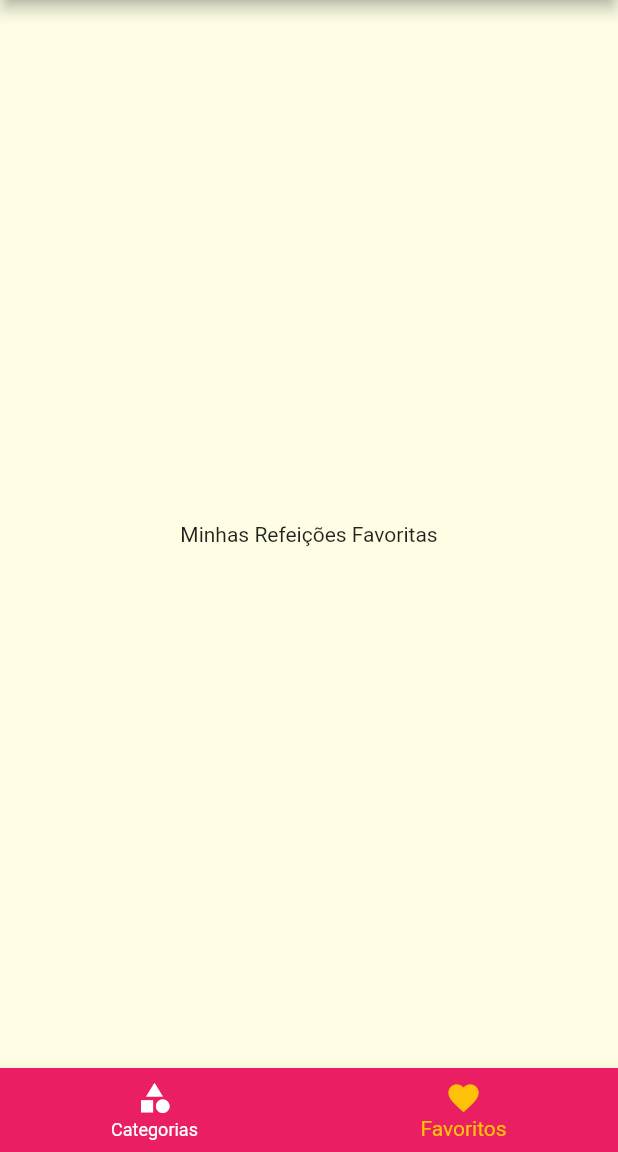
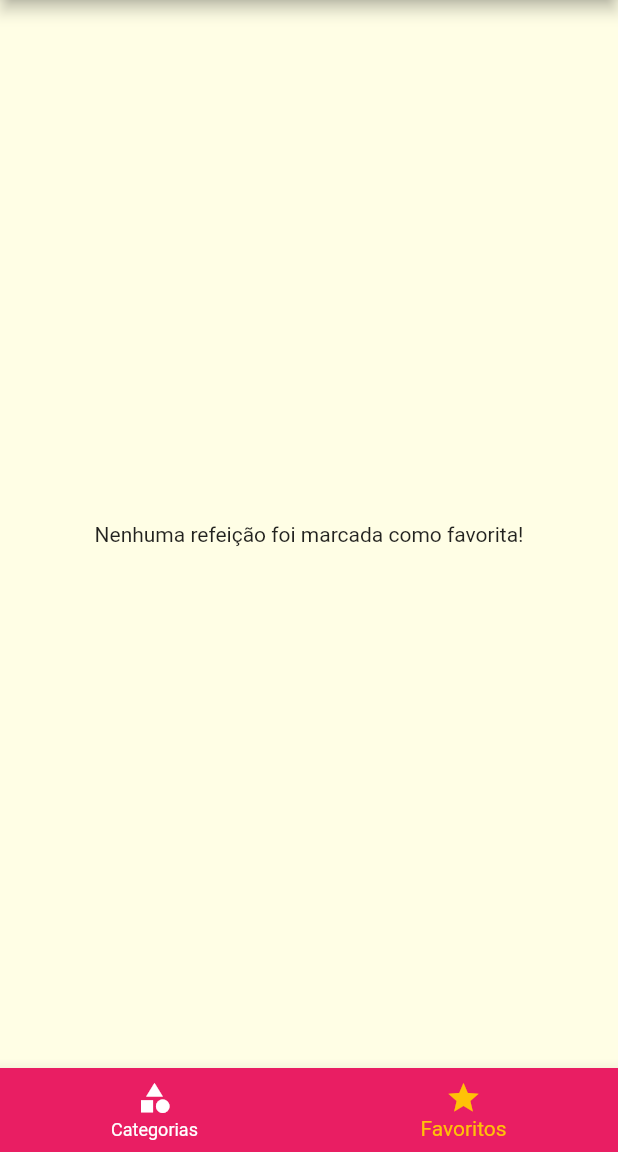
Before and after one commit to munizdiogo/dammy, a Flutter app: the screen it shows after launch, item 2 of the bottom bar chosen, on a phone screen of 412 x 824 dp, the part 84-1236 px from its top. Run offline on Flutter 3.47's test engine with Material 2 defaults, Android fonts, the phone set to English and light mode, and no system bars.

Commit message:
Aula194- Marcar como Favorito

```diff
--- a/lib/main.dart
+++ b/lib/main.dart
@@ -17,19 +17,37 @@ class MyApp extends StatefulWidget {
 }
 
 class _MyAppState extends State<MyApp> {
+  Settings settings = Settings();
+  List<Meal> _availableMeals = DUMMY_MEALS;
+  List<Meal> _favoriteMeals = [];
 
-  List<Meal> _availableMeals = DUMMY_MEALS;
+  void _filterMeals(Settings settings) {
+    setState(() {
+      this.settings = settings;
 
-  void _filterMeals(Settings settings){
-    setState(() {
       _availableMeals = DUMMY_MEALS.where((meal) {
         final filterGluten = settings.isGlutenFree && !meal.isGlutenFree;
         final filterLactose = settings.isGlutenFree && !meal.isLactoseFree;
         final filterVegan = settings.isGlutenFree && !meal.isVegan;
         final filterVegetarian = settings.isGlutenFree && !meal.isVegetarian;
-        return !filterGluten && !filterLactose && !filterVegan && !filterVegetarian;
+        return !filterGluten &&
+            !filterLactose &&
+            !filterVegan &&
+            !filterVegetarian;
       }).toList();
     });
+  }
+
+  void _toogleFavorite(Meal meal) {
+    setState(() {
+      _favoriteMeals.contains(meal)
+          ? _favoriteMeals.remove(meal)
+          : _favoriteMeals.add(meal);
+    });
+  }
+
+  bool _isFavorite(Meal meal) {
+    return _favoriteMeals.contains(meal);
   }
 
   @override
@@ -50,33 +68,12 @@ class _MyAppState extends State<MyApp> {
             ),
       ),
       routes: {
-        AppRoutes.HOME: (ctx) => TabsScreen(),
-        AppRoutes.CATEGORIES_MEALS: (ctx) => CategoriesMealsScreen(_availableMeals),
-        AppRoutes.MEAL_DETAIL: (ctx) => MealDetailScreen(),
-        AppRoutes.SETTINGS: (ctx) => SettingsScreen(_filterMeals),
+        AppRoutes.HOME: (ctx) => TabsScreen(_favoriteMeals),
+        AppRoutes.CATEGORIES_MEALS: (ctx) =>
+            CategoriesMealsScreen(_availableMeals),
+        AppRoutes.MEAL_DETAIL: (ctx) => MealDetailScreen(_toogleFavorite, _isFavorite),
+        AppRoutes.SETTINGS: (ctx) => SettingsScreen(settings, _filterMeals),
       },
-      // METODO PARA DEFINIR UMA ROTA QUANDO TENTAR ACESSAR UMA ROTA INEXISTENTE.
-      // EX.: PÁGINA DE 404. SCREEN NÃO ENCONTRADA
-      // onGenerateRoute: (settings) {
-      //   if(settings.name == '/alguma-coisa'){
-      //     return null;
-      //   } else if (settings == 'outra-coisa') {
-      //     return null;
-      //   } else {
-      //     return MaterialPageRoute(builder: (_){
-      //       return CategoryScreen();
-      //     });
-      //   }
-      // },
-      // METODO PARA DEFINIR UMA ROTA QUANDO UMA ROTA NÃO EXISTIR. SERÁ EXECUTADO APÓS O onGenerateRoute
-      // // EX.: PÁGINA DE 404. SCREEN NÃO ENCONTRADA
-      // onUnknownRoute: (settings){
-      //   return MaterialPageRoute(
-      //     builder: (_){
-      //       return CategoryScreen();
-      //     }
-      //   );
-      // },
     );
   }
 }
--- a/lib/screens/favorite_screen.dart
+++ b/lib/screens/favorite_screen.dart
@@ -1,10 +1,25 @@
+import 'package:dammy/components/meal_item.dart';
+import 'package:dammy/models/meal.dart';
 import 'package:flutter/material.dart';
 
 class FavoriteScreen extends StatelessWidget {
+  final List<Meal> favoriteMeals;
+
+  const FavoriteScreen(this.favoriteMeals);
+
   @override
   Widget build(BuildContext context) {
-    return Center(
-      child: Text('Minhas Refeições Favoritas'),
-    );
+    if (favoriteMeals.isEmpty) {
+      return Center(
+        child: Text('Nenhuma refeição foi marcada como favorita!'),
+      );
+    } else {
+      return ListView.builder(
+        itemCount: favoriteMeals.length,
+        itemBuilder:(ctx, index){
+          return MealItem(favoriteMeals[index]);
+        },
+      );
+    }
   }
 }
--- a/lib/screens/tabs_screen.dart
+++ b/lib/screens/tabs_screen.dart
@@ -1,20 +1,36 @@
 import 'package:dammy/components/main_drawer.dart';
+import 'package:dammy/models/meal.dart';
 import 'package:dammy/screens/category_screen.dart';
 import 'package:dammy/screens/favorite_screen.dart';
 import 'package:flutter/material.dart';
 
 class TabsScreen extends StatefulWidget {
+  final List<Meal> _favoriteMeals;
+
+  const TabsScreen(this._favoriteMeals);
+
   @override
   _TabsScreenState createState() => _TabsScreenState();
 }
 
 class _TabsScreenState extends State<TabsScreen> {
+  int _selectedScreenIndex = 0;
+  List<Map<String, Object>> _screens;
 
-  int _selectedScreenIndex = 0;
-  final List<Map<String,Object>> _screens = [
-   { 'title': 'Lista de Categorias', 'screen': CategoryScreen()},
-    {'title': 'Meus Favoritos', 'screen': FavoriteScreen()}
-  ];
+  @override
+  void initState() {
+    super.initState();
+    _screens = [
+      {
+        'title': 'Lista de Categorias',
+        'screen': CategoryScreen(),
+      },
+      {
+        'title': 'Meus Favoritos',
+        'screen': FavoriteScreen(widget._favoriteMeals),
+      }
+    ];
+  }
 
   _selectScreen(int index) {
     setState(() {
@@ -43,7 +59,7 @@ class _TabsScreenState extends State<TabsScreen> {
             title: Text('Categorias'),
           ),
           BottomNavigationBarItem(
-            icon: Icon(Icons.favorite),
+            icon: Icon(Icons.star),
             title: Text('Favoritos'),
           ),
         ],
```
Also changed, not shown: lib/screens/meal_detail_screen.dart (+10 -3 lines), lib/screens/settings_screen.dart (+9 -2 lines).
